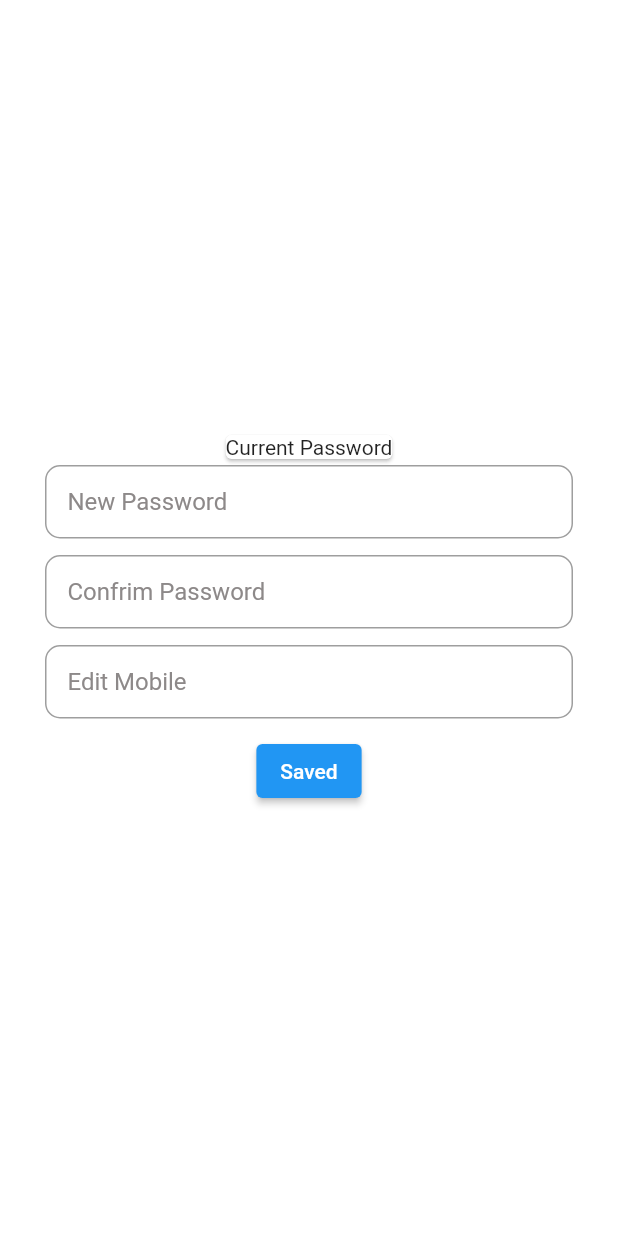
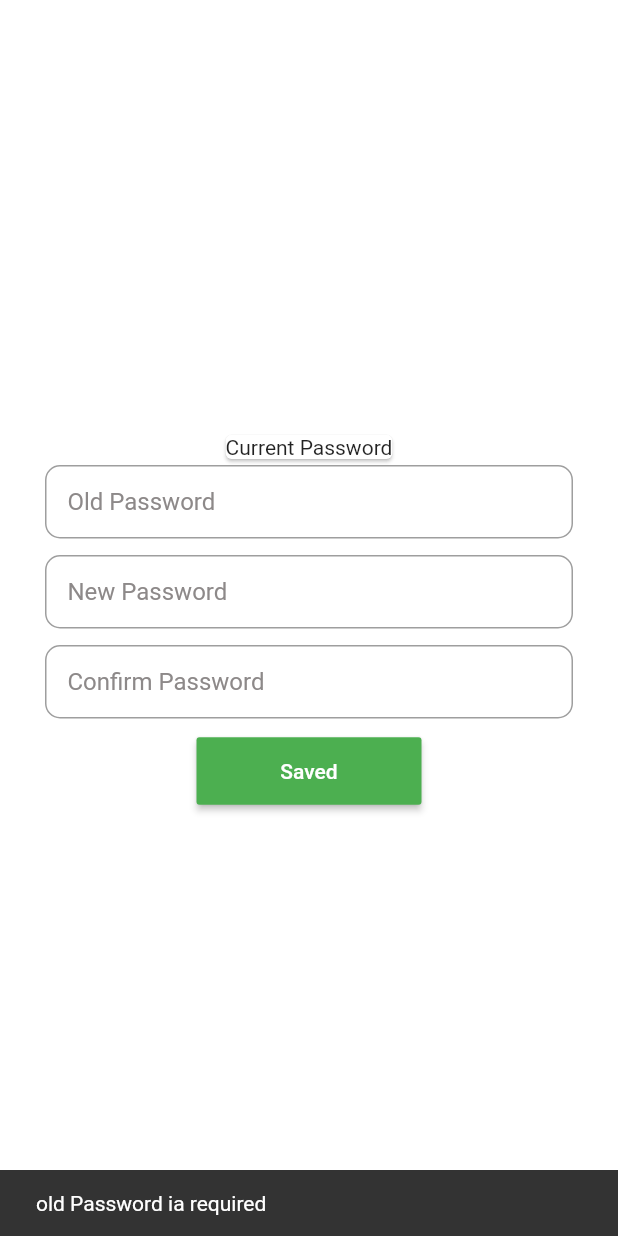
Before and after one commit to fwdAndroid/prayerapp, a Flutter app: the PasswordChange screen opened directly, after a tap on "Saved", on a phone screen of 412 x 824 dp. Run offline on Flutter 3.47's test engine with Material 2 defaults, Android fonts, the phone set to English and light mode, and no system bars; our stand-ins replace anim_search_bar, carousel_slider, cloud_firestore, firebase_auth, firebase_core, flutter_compass and 4 more; missing offline and left inert: flutter_qiblah, search_bar_animated; accounts and stored records are empty.

Commit message:
password changed and notification show

```diff
--- a/lib/settings/accounts/passwordchange.dart
+++ b/lib/settings/accounts/passwordchange.dart
@@ -1,3 +1,4 @@
+import 'package:firebase_auth/firebase_auth.dart';
 import 'package:flutter/material.dart';
 
 class PasswordChange extends StatefulWidget {
@@ -8,9 +9,10 @@ class PasswordChange extends StatefulWidget {
 }
 
 class _PasswordChangeState extends State<PasswordChange> {
+  TextEditingController oldpassController = TextEditingController();
     TextEditingController newpassController = TextEditingController();
   TextEditingController conpassController = TextEditingController();
-
+bool loading=false;
   @override
   Widget build(BuildContext context) {
     return Scaffold(
@@ -24,6 +26,44 @@ class _PasswordChangeState extends State<PasswordChange> {
             child: Text('Current Password'),
           ),
           Container(
+              height: 60,
+              margin: EdgeInsets.symmetric(horizontal: 30),
+
+              //  padding: const EdgeInsets.all(3.0),
+              decoration: BoxDecoration(
+                color: Colors.white,
+                borderRadius: new BorderRadius.only(
+                  topLeft: const Radius.circular(15.0),
+                  topRight: const Radius.circular(15.0),
+                  bottomLeft: const Radius.circular(15.0),
+                  bottomRight: const Radius.circular(15.0),
+                ),
+                // border: Border.all(color: Colors.grey,width: 0.5)
+              ),
+              child: TextFormField(
+                controller: oldpassController,
+                //  textAlign: TextAlign.start,
+                decoration: InputDecoration(
+                  hintText: 'Old Password',
+                  contentPadding: new EdgeInsets.fromLTRB(15, 15, 15, 15),
+                  border: new OutlineInputBorder(
+                    borderRadius: new BorderRadius.circular(10.0),
+                    borderSide: new BorderSide(),
+                  ),
+                  fillColor: Colors.white,
+                  hintStyle: TextStyle(
+                    color: Color(0xff8D8989), // <-- Change this
+                    fontSize: null,
+                    fontWeight: FontWeight.normal,
+                    fontStyle: FontStyle.normal,
+                  ),
+                  // focusedBorder:OutlineInputBorder(
+                  //   // borderSide: const BorderSide(color: Colors.white, width: 2.0),
+                  //   borderRadius: BorderRadius.circular(25.0),
+                  // hintTextDirection: HitTestDispatcher.,
+                ),
+              )),
+              Container(
               height: 60,
               margin: EdgeInsets.symmetric(horizontal: 30),
 
@@ -61,44 +101,6 @@ class _PasswordChangeState extends State<PasswordChange> {
                   // hintTextDirection: HitTestDispatcher.,
                 ),
               )),
-              Container(
-              height: 60,
-              margin: EdgeInsets.symmetric(horizontal: 30),
-
-              //  padding: const EdgeInsets.all(3.0),
-              decoration: BoxDecoration(
-                color: Colors.white,
-                borderRadius: new BorderRadius.only(
-                  topLeft: const Radius.circular(15.0),
-                  topRight: const Radius.circular(15.0),
-                  bottomLeft: const Radius.circular(15.0),
-                  bottomRight: const Radius.circular(15.0),
-                ),
-                // border: Border.all(color: Colors.grey,width: 0.5)
-              ),
-              child: TextFormField(
-                controller: newpassController,
-                //  textAlign: TextAlign.start,
-                decoration: InputDecoration(
-                  hintText: 'Confrim Password',
-                  contentPadding: new EdgeInsets.fromLTRB(15, 15, 15, 15),
-                  border: new OutlineInputBorder(
-                    borderRadius: new BorderRadius.circular(10.0),
-                    borderSide: new BorderSide(),
-                  ),
-                  fillColor: Colors.white,
-                  hintStyle: TextStyle(
-                    color: Color(0xff8D8989), // <-- Change this
-                    fontSize: null,
-                    fontWeight: FontWeight.normal,
-                    fontStyle: FontStyle.normal,
-                  ),
-                  // focusedBorder:OutlineInputBorder(
-                  //   // borderSide: const BorderSide(color: Colors.white, width: 2.0),
-                  //   borderRadius: BorderRadius.circular(25.0),
-                  // hintTextDirection: HitTestDispatcher.,
-                ),
-              )),
                 Container(
               height: 60,
               margin: EdgeInsets.symmetric(horizontal: 30),
@@ -115,10 +117,10 @@ class _PasswordChangeState extends State<PasswordChange> {
                 // border: Border.all(color: Colors.grey,width: 0.5)
               ),
               child: TextFormField(
-                controller: newpassController,
+                controller: conpassController,
                 //  textAlign: TextAlign.start,
                 decoration: InputDecoration(
-                  hintText: 'Edit Mobile',
+                  hintText: 'Confirm Password',
                   contentPadding: new EdgeInsets.fromLTRB(15, 15, 15, 15),
                   border: new OutlineInputBorder(
                     borderRadius: new BorderRadius.circular(10.0),
@@ -138,9 +140,60 @@ class _PasswordChangeState extends State<PasswordChange> {
                 ),
               )),
 
-              ElevatedButton(onPressed: (){}, child: Text('Saved'))
+              MaterialButton(
+                minWidth: 150,
+                  height: 45,
+                  color: Colors.green,
+                  onPressed: (){
+                  if(oldpassController.text.isEmpty){
+                    ScaffoldMessenger.of(context).showSnackBar(
+                        SnackBar(content: Text("old Password ia required")
+                        ));
+                  }
+                 else if(newpassController.text.isEmpty){
+                    ScaffoldMessenger.of(context).showSnackBar(
+                        SnackBar(content: Text("New Password ia required")
+                        ));
+                  }
+                  else if(conpassController.text.isEmpty){
+                    ScaffoldMessenger.of(context).showSnackBar(
+                        SnackBar(content: Text("Confirm Password ia required")
+                        ));
+                  }
+                  else if(newpassController.text.isNotEmpty==conpassController.text.isNotEmpty&&oldpassController.text.isNotEmpty){
+          setState(() {
+            loading=true;
+          });
+try{
+  _changePassword(oldpassController.text.trim(), newpassController.text.trim());
+}catch(e){
+  print(e);
+}
+
+                }
+              }, child:loading==false? Text('Saved',style: TextStyle(color: Colors.white),):CircularProgressIndicator(color: Colors.white,))
         ],
       ),
     );
   }
+    void _changePassword(String currentPassword, String newPassword) async {
+      final user = await FirebaseAuth.instance.currentUser;
+      final cred = EmailAuthProvider.credential(
+          email: user!.email!, password: currentPassword);
+
+      user.reauthenticateWithCredential(cred).then((value) {
+        user.updatePassword(newPassword).then((_)
+        {
+          Navigator.pop(context);
+          loading=false;
+          ScaffoldMessenger.of(context).showSnackBar(
+             SnackBar(content: Text("Password Updated")
+          ));
+          //Success, do something
+        }).catchError((error) {
+          //Error, show something
+        });
+      }).catchError((err) {
+
+      });}
 }
```
Also changed, not shown: lib/main.dart (+10 -11 lines), lib/notifications/notifications.dart (+18 -3 lines).
